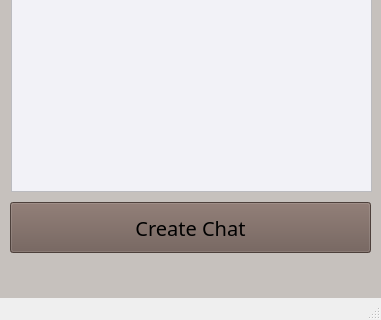
TaehyunJeon0203/lanssenger, file src/client/gui/mainwindow.ui: the form before one commit; both pictures show x 0 to 381 and y 368 to 688 of the 381 by 688 pixel window.
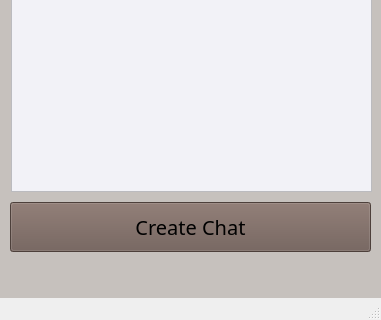
The form after the commit. The open tabs and pages were chosen to show the change.

Commit message: Design : 그룹채팅 공개방/비밀방 이름 및 위치 변경, 채팅창 크기 조절

What changed in the file:
```diff
--- a/src/client/gui/mainwindow.ui
+++ b/src/client/gui/mainwindow.ui
@@ -254,7 +254,7 @@
         <x>10</x>
         <y>570</y>
         <width>361</width>
-        <height>51</height>
+        <height>50</height>
        </rect>
       </property>
       <property name="font">
```
Left out of the diff: 2 changed lines with no effect on the pictures.
